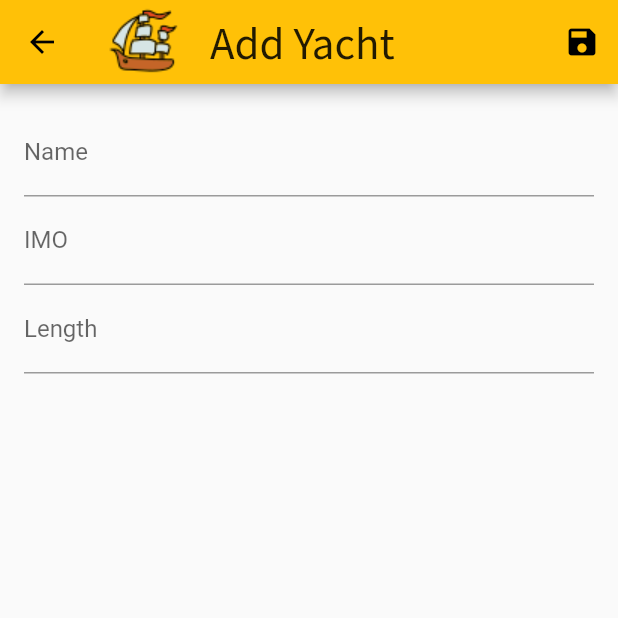
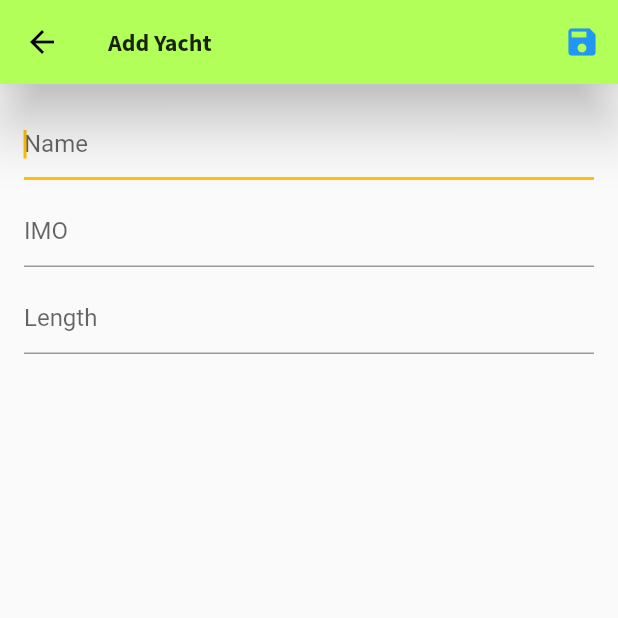
Before and after one commit to RobBebb/yacht_hive, a Flutter app: the screen it shows after launch, after a tap on the "add" icon, on a phone screen of 412 x 824 dp, the top half of it. Run offline on Flutter 3.47's test engine with Material 2 defaults, Android fonts, the phone set to English and light mode, and no system bars; our stand-ins replace fluttertoast, hive, hive_flutter, logger; accounts and stored records are empty; generated files the repository leaves out were written again.

Commit message:
Working as per Waga tutorial

```diff
--- /dev/null
+++ b/lib/core/logs/log.dart
@@ -0,0 +1,31 @@
+import 'package:logger/logger.dart';
+
+
+class Log {
+  static final logger = Logger(
+    printer: PrettyPrinter(
+      colors: true,
+    ),
+  );
+
+  // debug mesages
+  static void d(message) {
+    return logger.d(message);
+  }
+
+  // error messages
+  static void e(message) {
+    return logger.e(message);
+  }
+
+  // informational messages
+  static void i(message) {
+    return logger.i(message);
+  }
+
+  // warning messages
+  static void w(message) {
+    return logger.w(message);
+  }
+
+}
--- a/lib/main.dart
+++ b/lib/main.dart
@@ -2,6 +2,10 @@ import 'package:flutter/material.dart';
 import 'package:flutter/rendering.dart';
 import 'package:hive/hive.dart';
 import 'package:hive_flutter/hive_flutter.dart';
+import 'package:provider/provider.dart';
+import 'package:yacht_hive/yachts/domain/yacht_data.dart';
+import 'package:yacht_hive/yachts/presentation/screens/yacht_add_screen.dart';
+import 'package:yacht_hive/yachts/presentation/screens/yacht_list_screen.dart';
 
 import './yachts/presentation/screens/yachts_screen.dart';
 import './yachts/presentation/screens/edit_yacht_screen.dart';
@@ -11,17 +15,19 @@ const String yachtBoxName = 'yacht';
 void main() async {
   await Hive.initFlutter();
   Hive.registerAdapter<Yacht>(YachtAdapter());
-  await Hive.openBox<Yacht>(yachtBoxName);
+  //await Hive.openBox<Yacht>(yachtBoxName);
   runApp(
-    MyApp(),
+    YachtApp(),
   );
   // await Hive.close();
 }
 
-class MyApp extends StatelessWidget {
+class YachtApp extends StatelessWidget {
   @override
   Widget build(BuildContext context) {
-    return MaterialApp(
+    return ChangeNotifierProvider(
+      create: (context) => YachtData(),
+          child: MaterialApp(
           title: 'Sea Days',
           theme: ThemeData(
             primarySwatch: Colors.amber,
@@ -36,11 +42,14 @@ class MyApp extends StatelessWidget {
                   ),
                 ),
           ),
-        home: YachtsScreen(),
+          home: YachtListScreen(),
           routes: {
             YachtsScreen.routeName: (ctx) => YachtsScreen(),
+            YachtListScreen.routeName: (ctx) => YachtListScreen(),
+            YachtAddScreen.routeName: (ctx) => YachtAddScreen(),
             EditYachtScreen.routeName: (ctx) => EditYachtScreen(),
           },
+        ),
     );
   }
 }
--- /dev/null
+++ b/lib/yachts/domain/yacht_data.dart
@@ -0,0 +1,66 @@
+import 'package:flutter/material.dart';
+import 'package:hive/hive.dart';
+import 'package:yacht_hive/core/logs/log.dart';
+import 'package:yacht_hive/yachts/domain/yacht.dart';
+
+class YachtData extends ChangeNotifier {
+  static const _yachtBoxName = 'yachtBox';
+
+  List<Yacht> _yachts = [];
+
+  Yacht _activeYacht;
+
+  void getYachts() async {
+    var box = await Hive.openBox<Yacht>(_yachtBoxName);
+    _yachts = box.values.toList();
+    notifyListeners();
+  }
+
+  Yacht getYacht(index) {
+    return _yachts[index];
+  }
+
+  void addYacht({Yacht yacht}) async{
+    var box = await Hive.openBox<Yacht>(_yachtBoxName);
+    await box.add(yacht);
+    _yachts = box.values.toList();
+    notifyListeners();
+  }
+
+  void deleteYacht(key) async {
+    var box = await Hive.openBox<Yacht>(_yachtBoxName);
+    await box.delete(key);
+    _yachts = box.values.toList();
+
+    Log.i('Deleted yacht with key ${key.toString()}');
+
+    notifyListeners();
+  }
+  void editYacht({Yacht yacht, int yachtKey}) async{
+    var box = await Hive.openBox<Yacht>(_yachtBoxName);
+    await box.put(yachtKey, yacht);
+    _yachts = box.values.toList();
+
+    _activeYacht = box.get(yachtKey);
+
+    Log.i('Edited yacht ${yacht.name}');
+
+    notifyListeners();
+  }
+
+  void setActiveYacht(key) async {
+    var box = await Hive.openBox<Yacht>(_yachtBoxName);
+    _activeYacht = box.get(key);
+
+    notifyListeners();
+  }
+
+  Yacht getActiveYacht() {
+    return _activeYacht;
+  }
+
+  int get yachtCount {
+    return _yachts.length;
+  }
+
+}
--- /dev/null
+++ b/lib/yachts/presentation/screens/yacht_add_screen.dart
@@ -0,0 +1,121 @@
+import 'package:flutter/material.dart';
+import 'package:provider/provider.dart';
+import 'package:yacht_hive/yachts/domain/yacht.dart';
+import 'package:yacht_hive/yachts/domain/yacht_data.dart';
+import 'package:yacht_hive/yachts/presentation/widgets/toast.dart';
+
+class YachtAddScreen extends StatefulWidget {
+  static const routeName = 'yachtaddscreen';
+
+  @override
+  _YachtAddScreenState createState() => _YachtAddScreenState();
+}
+
+class _YachtAddScreenState extends State<YachtAddScreen> {
+  String name;
+  int imo;
+  double length;
+
+  void _addYacht(context) {
+    if (name == null) {
+      toastWidget("Give entry a name");
+      return;
+    }
+    if (name.length < 2) {
+      toastWidget("Get a longer name");
+      return;
+    }
+    Provider.of<YachtData>(context, listen: false).addYacht(
+      yacht: Yacht(
+        name: name,
+        imo: imo ?? 0,
+        length: length ?? 0,
+      ),
+    );
+    Navigator.pop(context);
+  }
+
+  @override
+  Widget build(BuildContext context) {
+    return Scaffold(
+      appBar: AppBar(
+        backgroundColor: Colors.lightGreenAccent,
+        elevation: 16.0,
+        title: Text(
+          'Add Yacht',
+          style: TextStyle(
+            fontSize: 16.0,
+            fontWeight: FontWeight.bold,
+          ),
+        ),
+        actions: <Widget>[
+          IconButton(
+            icon: Icon(Icons.save),
+            iconSize: 24.0,
+            color: Colors.blue,
+            tooltip: 'Save',
+            onPressed: () {
+              _addYacht(context);
+            },
+          ),
+        ],
+      ),
+      body: Center(
+          child: Padding(
+        padding: EdgeInsets.all(16.0),
+        child: Column(
+          mainAxisAlignment: MainAxisAlignment.start,
+          children: <Widget>[
+            TextField(
+              autofocus: true,
+              decoration: InputDecoration(
+                hintText: 'Name',
+              ),
+              onChanged: (v) {
+                setState(
+                  () {
+                    name = v;
+                  },
+                );
+              },
+            ),
+            SizedBox(
+              height: 10.0,
+            ),
+            TextField(
+              autofocus: true,
+              keyboardType: TextInputType.numberWithOptions(decimal: false),
+              decoration: InputDecoration(
+                hintText: 'IMO',
+              ),
+              onChanged: (v) {
+                setState(
+                  () {
+                    imo = int.parse(v);
+                  },
+                );
+              },
+            ),
+            SizedBox(
+              height: 10.0,
+            ),
+            TextField(
+              autofocus: true,
+              keyboardType: TextInputType.numberWithOptions(decimal: true),
+              decoration: InputDecoration(
+                hintText: 'Length',
+              ),
+              onChanged: (v) {
+                setState(
+                  () {
+                    length = double.parse(v);
+                  },
+                );
+              },
+            ),
+          ],
+        ),
+      )),
+    );
+  }
+}
--- /dev/null
+++ b/lib/yachts/presentation/screens/yacht_list_screen.dart
@@ -0,0 +1,43 @@
+import 'package:flutter/material.dart';
+import 'package:provider/provider.dart';
+import 'package:yacht_hive/yachts/domain/yacht_data.dart';
+import 'package:yacht_hive/yachts/presentation/screens/yacht_add_screen.dart';
+import 'package:yacht_hive/yachts/presentation/widgets/yacht_list.dart';
+
+class YachtListScreen extends StatelessWidget {
+  static const routeName = 'yachtlistscreen';
+
+  @override
+  Widget build(BuildContext context) {
+    Provider.of<YachtData>(context, listen: false).getYachts();
+    return Scaffold(
+      appBar: AppBar(
+        backgroundColor: Colors.lightGreenAccent,
+        elevation: 16.0,
+        title: Text(
+          'Yachts',
+          style: TextStyle(fontWeight: FontWeight.bold, fontSize: 16.0),
+        ),
+      ),
+      body: Center(
+        child: Column(
+          mainAxisAlignment: MainAxisAlignment.center,
+          children: <Widget>[
+            Expanded(
+              child: Container(
+                child: YachtList(),
+              ),
+            ),
+          ],
+        ),
+      ),
+      floatingActionButton: FloatingActionButton(
+        backgroundColor: Colors.lightGreenAccent,
+        tooltip: 'Add',
+        child: Icon(Icons.add),
+        onPressed: () {
+          Navigator.pushNamed(context, YachtAddScreen.routeName);
+        },),
+    );
+  }
+}
--- /dev/null
+++ b/lib/yachts/presentation/widgets/yacht_list.dart
@@ -0,0 +1,19 @@
+import 'package:flutter/material.dart';
+import 'package:provider/provider.dart';
+import 'package:yacht_hive/yachts/domain/yacht_data.dart';
+import 'package:yacht_hive/yachts/presentation/widgets/yacht_tile.dart';
+
+class YachtList extends StatelessWidget {
+  @override
+  Widget build(BuildContext context) {
+    return ListView.builder(
+      itemBuilder: (context, index) {
+        return YachtTile(
+          titleIndex: index,
+        );
+      },
+      itemCount: Provider.of<YachtData>(context).yachtCount,
+      padding: EdgeInsets.fromLTRB(8.0, 6.0, 8.0, 4.0),
+    );
+  }
+}
```
Also changed, not shown: lib/yachts/presentation/screens/yacht_edit_screen.dart (added, +144 -0 lines), lib/yachts/presentation/screens/yacht_view_screen.dart (added, +179 -0 lines), lib/yachts/presentation/widgets/toast.dart (added, +13 -0 lines), lib/yachts/presentation/widgets/yacht_tile.dart (added, +58 -0 lines), pubspec.yaml (+10 -2 lines), pubspec.lock. Lines whose indentation alone changed are shown as unchanged.
